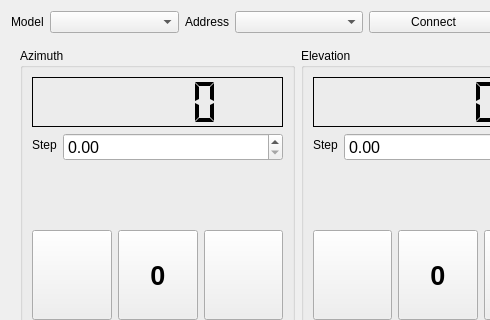
The window that pychamber/app/ui/positioner_widget.ui (PyChamber/PyChamber) describes before a commit, drawn with Qt 5; both pictures show x 0 to 490 and y 0 to 320 of the 595 by 409 pixel window.
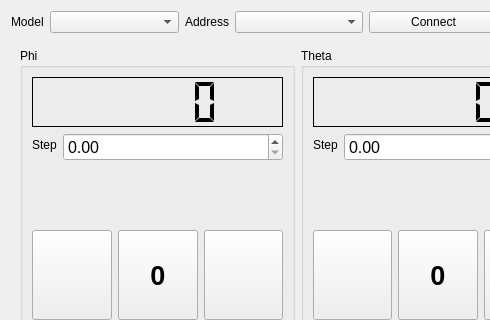
The same window after the commit. Custom widgets are drawn as their Qt base class.

What changed in the file:
```diff
--- a/pychamber/app/ui/positioner_widget.ui
+++ b/pychamber/app/ui/positioner_widget.ui
@@ -80,7 +80,7 @@
         <item>
          <widget class="QGroupBox" name="az_gb">
           <property name="title">
-           <string>Azimuth</string>
+           <string>Phi</string>
           </property>
           <layout class="QVBoxLayout" name="verticalLayout">
            <item>
@@ -259,7 +259,7 @@
         <item>
          <widget class="QGroupBox" name="el_gb">
           <property name="title">
-           <string>Elevation</string>
+           <string>Theta</string>
           </property>
           <layout class="QVBoxLayout" name="verticalLayout_2">
            <item>
```
Left out of the diff: 40 changed lines with no effect on the pictures.
